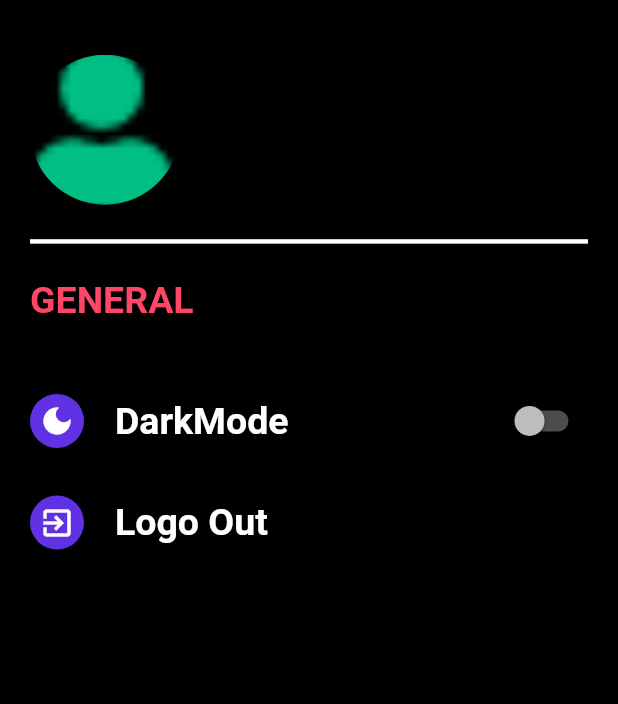
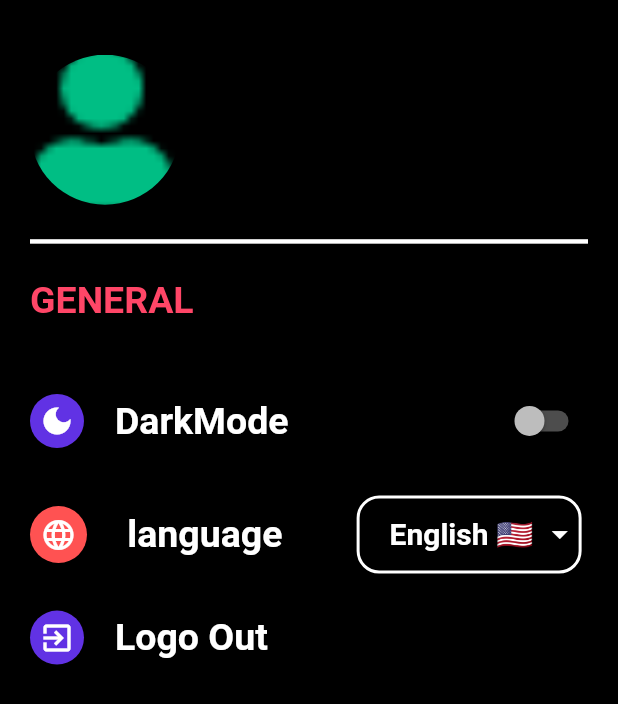
Before and after one commit to Mohammed-Salem2022/shoping-, a Flutter app: the SettingsScreen screen opened directly, on a phone screen of 412 x 824 dp. Shown: the top 704 px of the screen. Run offline on Flutter 3.47's test engine with Material 2 defaults, Android fonts, the phone set to English and light mode, and no system bars; our stand-ins replace badges, carousel_slider, cloud_firestore, firebase_auth, firebase_core, flutter_rating_bar and 5 more; missing offline and left inert: flutter_facebook_auth; accounts and stored records are empty; network calls fail; statements that could not run were skipped.

Commit message:
18 commit

```diff
--- a/lib/controller/auth_controller.dart
+++ b/lib/controller/auth_controller.dart
@@ -16,7 +16,7 @@ class AuthController extends GetxController{
   bool isCheckBox= true;
   bool isloading= false;
   String? displayName;
-  RxString MName=''.obs;
+
   String? displayEmail;
   String? displayUserphoto;
   FirebaseAuth firebaseAuth=FirebaseAuth.instance;
--- a/lib/utils/my_String.dart
+++ b/lib/utils/my_String.dart
@@ -7,3 +7,13 @@ String validationName = r'^[a-z A-Z]+$';
 
  String baseUrl='https://fakestoreapi.com/products';
  String catogry='https://fakestoreapi.com/products/categories';
+
+
+
+ String arabic='Arabic 🇸🇦';
+ String english='English 🇺🇸';
+
+
+
+ String ara='ar';
+ String ene='en';
--- /dev/null
+++ b/lib/view/sereen/setting/language_widget.dart
@@ -0,0 +1,118 @@
+
+
+
+import 'package:flutter/cupertino.dart';
+import 'package:flutter/material.dart';
+import 'package:get/get.dart';
+
+import '../../../utils/my_String.dart';
+import '../../../utils/theme.dart';
+import '../../widgets/text_Utils.dart';
+
+class LanguageWidget extends StatefulWidget {
+  @override
+  _LanguageWidgetState createState() => _LanguageWidgetState();
+}
+
+class _LanguageWidgetState extends State<LanguageWidget> {
+  @override
+  Widget build(BuildContext context) {
+    return Row(
+
+      children: [
+      Material(
+
+        color: Colors.transparent,
+
+        child:Row(
+
+          children: [
+          Container(
+             padding: EdgeInsets.all(7) ,
+            decoration: const BoxDecoration(
+              shape: BoxShape.circle,
+              color: Colors.redAccent
+
+            ),
+            child: const Icon(
+              Icons.language,
+              color: Colors.white,
+            ),
+          )
+
+
+        ],)
+      ),
+      SizedBox(width: MediaQuery.of(context).size.width*0.05,),
+
+          InkWell(
+            splashColor:Get.isDarkMode? pinkClr: mainColor,
+            customBorder: StadiumBorder(),
+            child: TextUtils(
+                text: ' language',
+                fontWeight: FontWeight.bold,
+                color: Get.isDarkMode?Colors.white:Colors.black ,
+                fontsize: 25) ,
+            onTap: (){
+
+
+            },
+          ),
+          SizedBox(width: MediaQuery.of(context).size.width*0.12),
+          Container(
+            width: 150,
+
+            decoration: BoxDecoration(
+              borderRadius: BorderRadius.circular(15),
+              border: Border.all(
+                  color: Get.isDarkMode? Colors.white:Colors.black,
+                  width: 2
+              ),
+
+
+
+            ),
+            child: DropdownButtonHideUnderline(
+                child:DropdownButton<String>(
+
+                    iconSize: 25,
+                    icon:  Icon(
+                        Icons.arrow_drop_down,
+                      color: Get.isDarkMode? Colors.white:Colors.black,
+                    ),
+                    items:  [
+                      DropdownMenuItem(
+                          child:Container(padding: EdgeInsets.only(left: 20),
+                          child: Text(arabic,
+                            style: const TextStyle(
+                                fontWeight: FontWeight.bold,
+                                fontSize: 20
+                            ),
+                          ),
+                          ),
+                        value: ara,
+
+                      ),
+                      DropdownMenuItem(
+                          child:Container(padding: EdgeInsets.only(left: 20),
+                            child: Text(english,
+                              style: const TextStyle(
+                                  fontWeight: FontWeight.bold,
+                                  fontSize: 20
+                              ),
+                            ),
+                          ),
+                            value: ene,
+                      ),
+                    ],
+                    value: ene,
+                    onChanged: (value){
+                        ene=value!;
+                    })
+            ),
+          ),
+
+
+    ],);
+  }
+}
--- a/lib/view/sereen/settings_screen.dart
+++ b/lib/view/sereen/settings_screen.dart
@@ -10,9 +10,12 @@ import 'package:shoping_f/controller/auth_controller.dart';
 import 'package:shoping_f/controller/them_controller.dart';
 import 'package:shoping_f/utils/theme.dart';
 import 'package:shoping_f/view/sereen/setting/dark_mode_widget.dart';
+import 'package:shoping_f/view/sereen/setting/language_widget.dart';
 import 'package:shoping_f/view/sereen/setting/logout_widget.dart';
 import 'package:shoping_f/view/sereen/setting/profile_Widget.dart';
 import 'package:shoping_f/view/widgets/text_Utils.dart';
+
+import '../../controller/setting_controller.dart';
 
 class SettingsScreen extends StatelessWidget{
    SettingsScreen({Key? key}) : super(key: key);
@@ -25,7 +28,10 @@ class SettingsScreen extends StatelessWidget{
     // TODO: implement build
     return  Scaffold(
     backgroundColor: context.theme.backgroundColor,
-     body: Padding(padding: EdgeInsets.all(20),
+     body: GetBuilder<SettingController>(
+         init: SettingController(),
+         builder: (controller){
+       return Padding(padding: EdgeInsets.all(20),
          child:ListView(children: [
            SizedBox(height:sizeHeight*0.02 ,),
            ProfileWidget(),
@@ -39,12 +45,14 @@ class SettingsScreen extends StatelessWidget{
                color:Get.isDarkMode? pinkClr:mainColor, fontsize: 25),
            SizedBox(height:sizeHeight*0.05 ,),
            DarkModeWidget(),
-       //  SizedBox(height:sizeHeight*0.03 ,),
-        // LanguageWidget()
+            SizedBox(height:sizeHeight*0.03 ,),
+           LanguageWidget(),
            SizedBox(height:sizeHeight*0.03 ,),
            LogoutWidget(),
          ]) ,
-     ),
+       );
+
+     })
 
     );
   }
```
Also changed, not shown: lib/view/sereen/setting/profile_Widget.dart (+4 -3 lines). Lines whose indentation alone changed are shown as unchanged.
